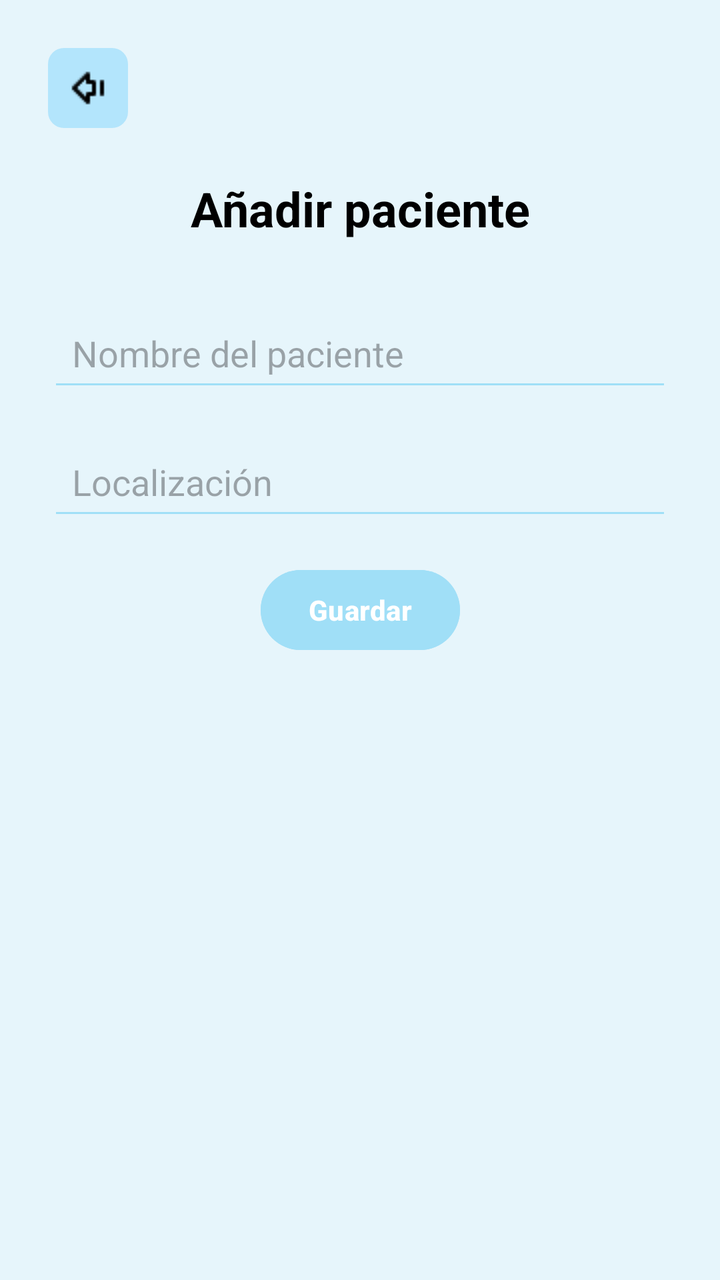
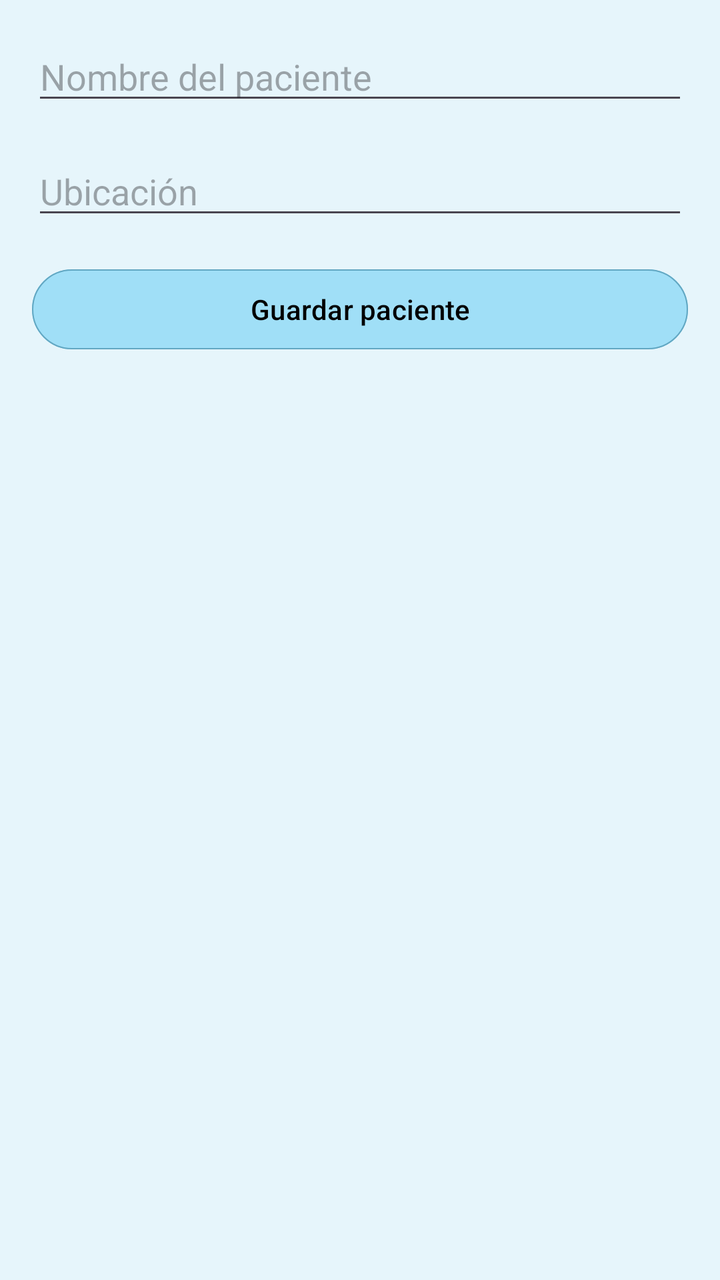

Before-and-after screenshots of an Android layout around one commit, followed by the original layout XML and the change that was made.
<!-- AndroidManifest.xml: application theme Theme.CuidaLe -->
<!-- res/layout/fragment_agregar_paciente.xml -->
<?xml version="1.0" encoding="utf-8"?>
<androidx.constraintlayout.widget.ConstraintLayout xmlns:android="http://schemas.android.com/apk/res/android"
    xmlns:app="http://schemas.android.com/apk/res-auto"
    xmlns:tools="http://schemas.android.com/tools"
    android:layout_width="match_parent"
    android:layout_height="match_parent"
    android:background="@color/fondo"
    android:padding="24dp">

    
    <ImageButton
        android:id="@+id/btnVolver"
        android:layout_width="40dp"
        android:layout_height="40dp"
        android:background="@drawable/rounded_light_blue"
        android:contentDescription="Volver"
        android:src="@drawable/ic_back"
        app:layout_constraintStart_toStartOf="parent"
        app:layout_constraintTop_toTopOf="parent" />

    
    <TextView
        android:id="@+id/titulo_addPaciente"
        android:layout_width="wrap_content"
        android:layout_height="wrap_content"
        android:layout_marginTop="24dp"
        android:text="@string/addPaciente"
        android:textColor="@android:color/black"
        android:textSize="24sp"
        android:textStyle="bold"
        app:layout_constraintEnd_toEndOf="parent"
        app:layout_constraintStart_toStartOf="parent"
        app:layout_constraintTop_toBottomOf="@id/btnVolver" />

    <EditText
        android:id="@+id/nombrePaciente"
        android:layout_width="0dp"
        android:layout_height="wrap_content"
        android:layout_marginTop="32dp"
        android:backgroundTint="@color/light_medium_blue"
        android:hint="@string/nombrePaciente"
        android:inputType="text"
        android:padding="12dp"
        app:layout_constraintEnd_toEndOf="parent"
        app:layout_constraintStart_toStartOf="parent"
        app:layout_constraintTop_toBottomOf="@id/titulo_addPaciente" />



    
    <EditText
        android:id="@+id/localizacionPaciente"
        android:layout_width="0dp"
        android:layout_height="wrap_content"
        android:layout_marginTop="16dp"
        android:backgroundTint="@color/light_medium_blue"
        android:hint="@string/localizcionPaciente"
        android:inputType="text"
        android:padding="12dp"
        app:layout_constraintEnd_toEndOf="parent"
        app:layout_constraintStart_toStartOf="parent"
        app:layout_constraintTop_toBottomOf="@+id/nombrePaciente" />

    <Button
        android:id="@+id/btnGuardarPaciente"
        android:layout_width="wrap_content"
        android:layout_height="wrap_content"
        android:layout_marginTop="16dp"
        android:backgroundTint="@color/boton"
        android:text="Guardar"
        android:textStyle="bold"
        app:layout_constraintEnd_toEndOf="parent"
        app:layout_constraintStart_toStartOf="parent"
        app:layout_constraintTop_toBottomOf="@+id/localizacionPaciente" />

</androidx.constraintlayout.widget.ConstraintLayout>
<!-- resources referenced by this layout -->
<resources>
  <color name="boton">#A0DFF7</color>
  <color name="fondo">#E6F5FB</color>
  <color name="light_medium_blue">#A0DFF7</color>
  <!-- drawable ic_back: png bitmap (drawable, 287 bytes) -->
  <!-- drawable rounded_light_blue (drawable) -->
  <?xml version="1.0" encoding="utf-8"?>
  <shape xmlns:android="http://schemas.android.com/apk/res/android">
      <solid android:color="#B3E5FC"/>
      <corners android:radius="8dp"/>
  </shape>
  <string name="addPaciente">Añadir paciente</string>
  <string name="localizcionPaciente">Localización</string>
  <string name="nombrePaciente">Nombre del paciente</string>
  <style name="Theme.CuidaLe" parent="Base.Theme.CuidaLe" />
  <style name="Base.Theme.CuidaLe" parent="Theme.Material3.DayNight.NoActionBar">
          
          
      </style>
</resources>

<!-- the commit's change to res/layout/fragment_agregar_paciente.xml (unified diff, before → after) -->
@@ -1,76 +1,36 @@
 <?xml version="1.0" encoding="utf-8"?>
-<androidx.constraintlayout.widget.ConstraintLayout xmlns:android="http://schemas.android.com/apk/res/android"
+<LinearLayout xmlns:android="http://schemas.android.com/apk/res/android"
     xmlns:app="http://schemas.android.com/apk/res-auto"
-    xmlns:tools="http://schemas.android.com/tools"
     android:layout_width="match_parent"
     android:layout_height="match_parent"
     android:background="@color/fondo"
-    android:padding="24dp">
-
-    
-    <ImageButton
-        android:id="@+id/btnVolver"
-        android:layout_width="40dp"
-        android:layout_height="40dp"
-        android:background="@drawable/rounded_light_blue"
-        android:contentDescription="Volver"
-        android:src="@drawable/ic_back"
-        app:layout_constraintStart_toStartOf="parent"
-        app:layout_constraintTop_toTopOf="parent" />
-
-    
-    <TextView
-        android:id="@+id/titulo_addPaciente"
-        android:layout_width="wrap_content"
-        android:layout_height="wrap_content"
-        android:layout_marginTop="24dp"
-        android:text="@string/addPaciente"
-        android:textColor="@android:color/black"
-        android:textSize="24sp"
-        android:textStyle="bold"
-        app:layout_constraintEnd_toEndOf="parent"
-        app:layout_constraintStart_toStartOf="parent"
-        app:layout_constraintTop_toBottomOf="@id/btnVolver" />
+    android:orientation="vertical"
+    android:padding="16dp">
 
     <EditText
-        android:id="@+id/nombrePaciente"
-        android:layout_width="0dp"
+        android:id="@+id/etNombrePaciente"
+        android:layout_width="match_parent"
         android:layout_height="wrap_content"
-        android:layout_marginTop="32dp"
-        android:backgroundTint="@color/light_medium_blue"
-        android:hint="@string/nombrePaciente"
-        android:inputType="text"
-        android:padding="12dp"
-        app:layout_constraintEnd_toEndOf="parent"
-        app:layout_constraintStart_toStartOf="parent"
-        app:layout_constraintTop_toBottomOf="@id/titulo_addPaciente" />
+        android:layout_marginBottom="16dp"
+        android:hint="Nombre del paciente"
+        android:inputType="textPersonName" />
 
-
-
-    
     <EditText
-        android:id="@+id/localizacionPaciente"
-        android:layout_width="0dp"
+        android:id="@+id/etUbicacionPaciente"
+        android:layout_width="match_parent"
         android:layout_height="wrap_content"
-        android:layout_marginTop="16dp"
-        android:backgroundTint="@color/light_medium_blue"
-        android:hint="@string/localizcionPaciente"
-        android:inputType="text"
-        android:padding="12dp"
-        app:layout_constraintEnd_toEndOf="parent"
-        app:layout_constraintStart_toStartOf="parent"
-        app:layout_constraintTop_toBottomOf="@+id/nombrePaciente" />
+        android:layout_marginBottom="16dp"
+        android:hint="Ubicación"
+        android:inputType="text" />
 
     <Button
         android:id="@+id/btnGuardarPaciente"
-        android:layout_width="wrap_content"
+        android:layout_width="match_parent"
         android:layout_height="wrap_content"
-        android:layout_marginTop="16dp"
         android:backgroundTint="@color/boton"
-        android:text="Guardar"
-        android:textStyle="bold"
-        app:layout_constraintEnd_toEndOf="parent"
-        app:layout_constraintStart_toStartOf="parent"
-        app:layout_constraintTop_toBottomOf="@+id/localizacionPaciente" />
+        android:text="Guardar paciente"
+        android:textColor="@color/black"
+        app:strokeColor="@color/stroke"
+        app:strokeWidth="2px" />
 
-</androidx.constraintlayout.widget.ConstraintLayout>
+</LinearLayout>
<!-- resource entries referenced after the edit -->
@@ -1,18 +1,9 @@
 <!-- resources referenced by this layout -->
 <resources>
+  <color name="black">#FF000000</color>
   <color name="boton">#A0DFF7</color>
   <color name="fondo">#E6F5FB</color>
-  <color name="light_medium_blue">#A0DFF7</color>
-  <!-- drawable ic_back: png bitmap (drawable, 287 bytes) -->
-  <!-- drawable rounded_light_blue (drawable) -->
-  <?xml version="1.0" encoding="utf-8"?>
-  <shape xmlns:android="http://schemas.android.com/apk/res/android">
-      <solid android:color="#B3E5FC"/>
-      <corners android:radius="8dp"/>
-  </shape>
-  <string name="addPaciente">Añadir paciente</string>
-  <string name="localizcionPaciente">Localización</string>
-  <string name="nombrePaciente">Nombre del paciente</string>
+  <color name="stroke">#62A7C2</color>
   <style name="Theme.CuidaLe" parent="Base.Theme.CuidaLe" />
   <style name="Base.Theme.CuidaLe" parent="Theme.Material3.DayNight.NoActionBar">
           
